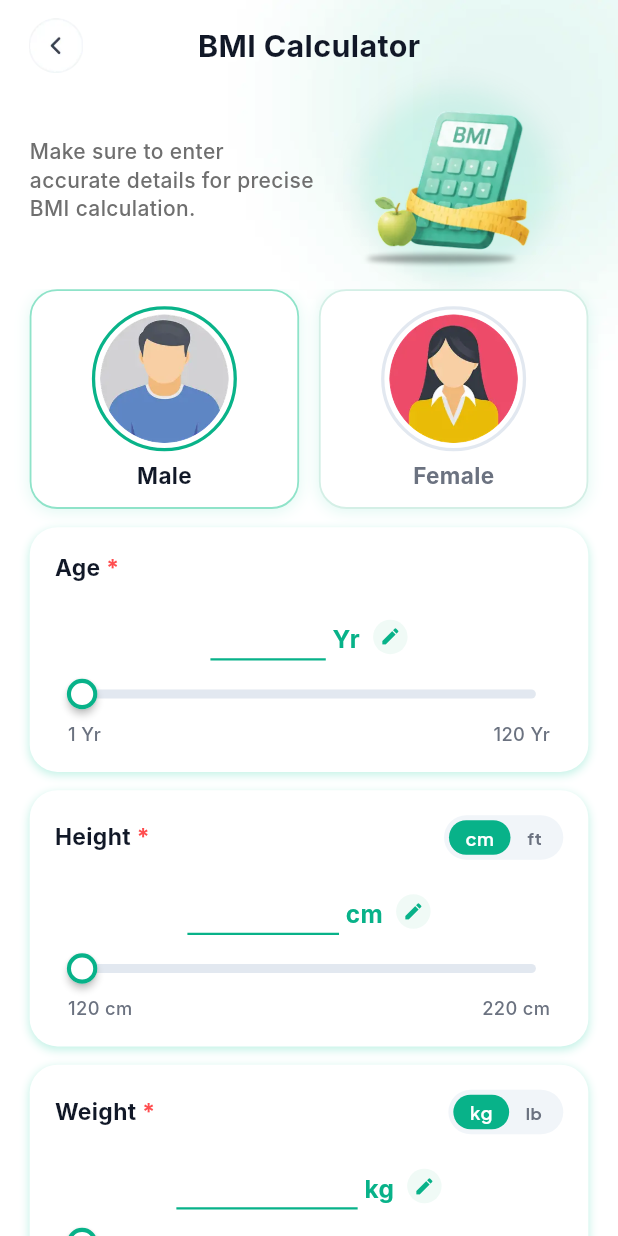
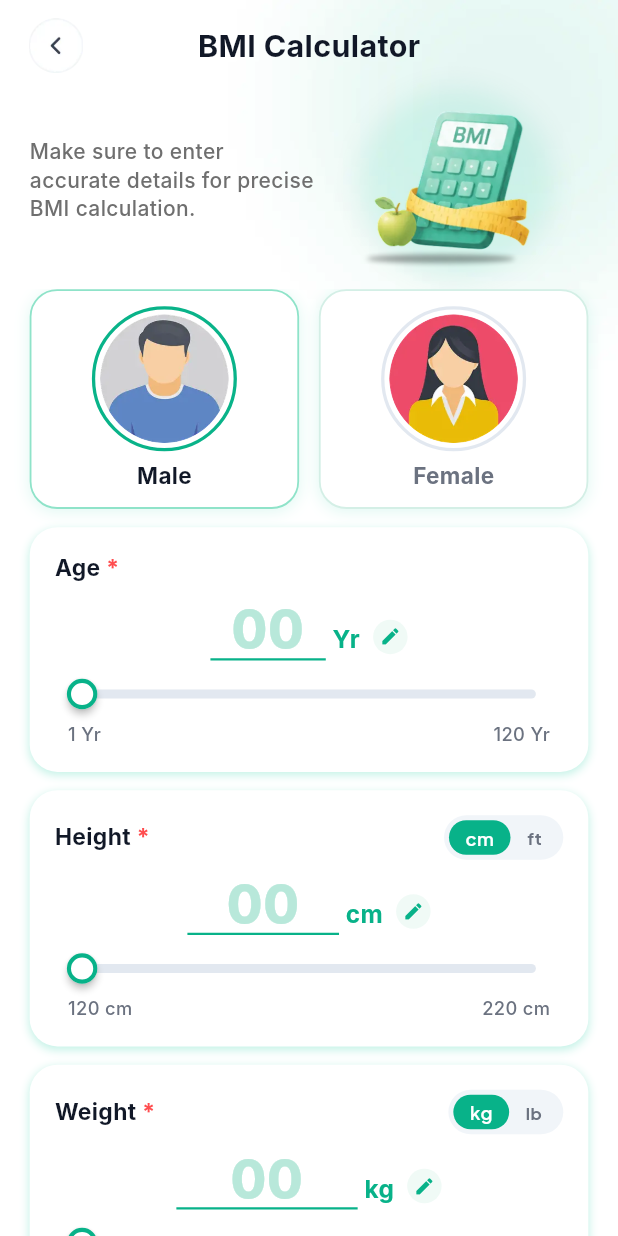
Before and after one commit to AyeshaNaseer07/bmi_calculator, a Flutter app: the BMICalculatorScreen screen opened by its route, on a phone screen of 412 x 824 dp. Run offline on Flutter 3.47's test engine with Material 3 defaults, Android fonts, the phone set to English and light mode, and no system bars; our stand-ins replace firebase_analytics, firebase_core, firebase_crashlytics, firebase_messaging, firebase_remote_config, fl_chart and 13 more; missing offline and left inert: applovin_max, appsflyer_sdk, purchases_flutter; accounts and stored records are empty; Roboto replaces fonts that are missing (Inter); statements that could not run were skipped.

```diff
--- a/lib/data/services/quick_actions_service.dart
+++ b/lib/data/services/quick_actions_service.dart
@@ -72,8 +72,8 @@ class QuickActionsService {
       case 'track_progress':
         targetRoute = AppRoutes.weightTracking;
         break;
-      case 'insights':
-        targetRoute = AppRoutes.healthInsights;
+      case 'history':
+        targetRoute = AppRoutes.history;
         break;
       default:
         return;
--- a/lib/views/bmi_calculator/widgets/inline_value_field.dart
+++ b/lib/views/bmi_calculator/widgets/inline_value_field.dart
@@ -213,6 +213,7 @@ class _InlineValueFieldState extends State<InlineValueField> {
             onTapOutside: (_) => _focus.unfocus(),
             decoration: InputDecoration(
               isDense: true,
+              hintText: '00',
               hintStyle: style.copyWith(color: const Color(0xFFB8E8DA)),
               contentPadding: EdgeInsets.only(bottom: 2.h),
               enabledBorder: const UnderlineInputBorder(
```
Also changed, not shown: 3 other files.
